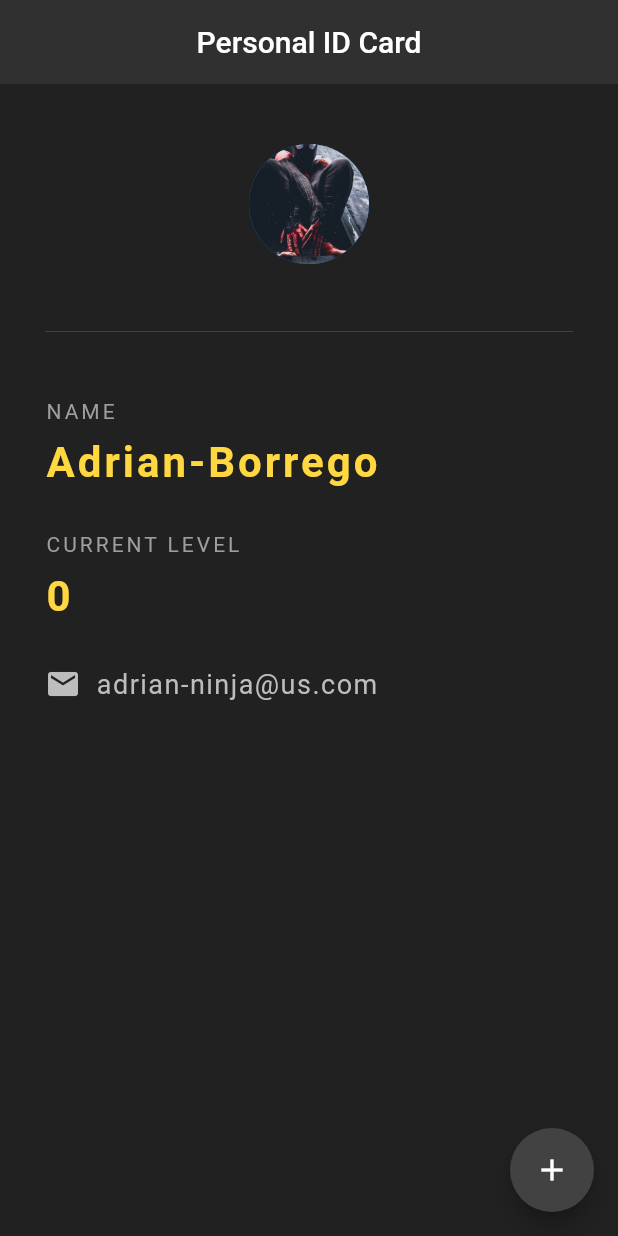
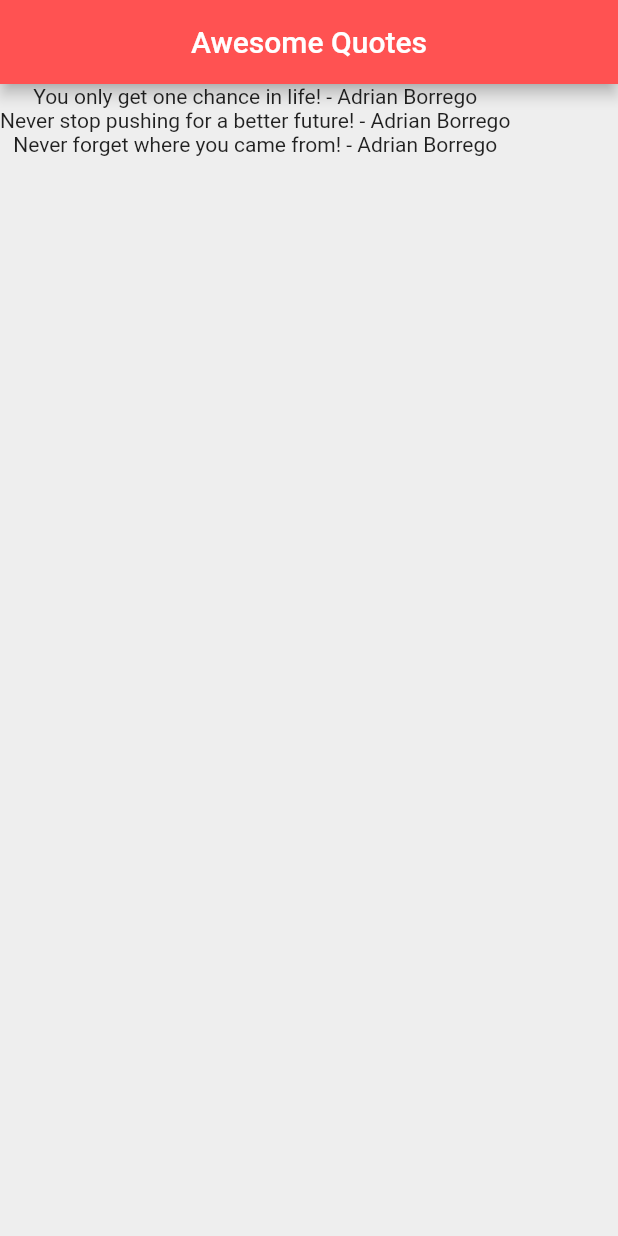
Before and after one commit to AdrianB1995/flutter-tutorial, a Flutter app: the screen it shows after launch, on a phone screen of 412 x 824 dp. Run offline on Flutter 3.47's test engine with Material 2 defaults, Android fonts, the phone set to English and light mode, and no system bars.

Commit message:
- Custom quote class with list

```diff
--- /dev/null
+++ b/lib/Quote.dart
@@ -0,0 +1,14 @@
+class Quote {
+
+  String text;
+  String author;
+
+  //Standard constructor
+//  Quote(String text, String author) {
+//    this.text = text;
+//    this.author = author;
+//  }
+
+  //Named parameters - pass in the value with name
+  Quote({this.text, this.author});
+}
--- a/lib/main.dart
+++ b/lib/main.dart
@@ -1,111 +1,34 @@
 import 'package:flutter/material.dart';
+import 'Quote.dart';
 
 void main() => runApp(MaterialApp(
-  home: IdCard()
+  home: QuoteList(),
 ));
 
-/*The code below essentially means that we are creating our own widget class
-that is extending the StatelessWidget class*/
-// Stateless widgets cannot change over time.
-// Stateful widget can change over time.
-class IdCard extends StatefulWidget {
+class QuoteList extends StatefulWidget {
   @override
-  _IdCardState createState() => _IdCardState();
+  _QuoteListState createState() => _QuoteListState();
 }
 
-class _IdCardState extends State<IdCard> {
+class _QuoteListState extends State<QuoteList> {
 
-  int ninjaLevel = 0;
+  List<Quote> list = [
+    Quote(author: 'Adrian Borrego', text: 'You only get one chance in life!'),
+    Quote(author: 'Adrian Borrego', text: 'Never stop pushing for a better future!'),
+    Quote(author: 'Adrian Borrego', text: 'Never forget where you came from!'),
+  ];
 
   @override
   Widget build(BuildContext context) {
     return Scaffold(
-      backgroundColor: Colors.grey[900],
+      backgroundColor: Colors.grey[200],
       appBar: AppBar(
-        title: Text('Personal ID Card'),
+        title: Text('Awesome Quotes'),
         centerTitle: true,
-        backgroundColor: Colors.grey[850],
-        elevation: 0.0,
+        backgroundColor: Colors.redAccent,
       ),
-      body: Padding(
-        padding: EdgeInsets.fromLTRB(30.0, 40.0, 30.0, 0.0),
-        child: Column(
-          crossAxisAlignment: CrossAxisAlignment.start,
-          children: <Widget>[
-            Center(
-              child: CircleAvatar(
-                backgroundImage: AssetImage('assets/black-spiderman.jpg'),
-                radius: 40.0,
-              ),
-            ),
-            Divider(
-              height: 90.0,
-              color: Colors.grey[800],
-            ),
-            Text(
-              'NAME',
-              style: TextStyle(
-                color: Colors.grey,
-                letterSpacing: 2.0,
-              ),
-            ),
-            SizedBox(height: 10.0),
-            Text(
-              'Adrian-Borrego',
-              style: TextStyle(
-                  color: Colors.amberAccent[200],
-                  letterSpacing: 2.0,
-                  fontSize: 28.0,
-                  fontWeight: FontWeight.bold
-              ),
-            ),
-            SizedBox(height: 30.0),
-            Text(
-              'CURRENT LEVEL',
-              style: TextStyle(
-                color: Colors.grey,
-                letterSpacing: 2.0,
-              ),
-            ),
-            SizedBox(height: 10.0),
-            Text(
-              '$ninjaLevel',
-              style: TextStyle(
-                  color: Colors.amberAccent[200],
-                  letterSpacing: 2.0,
-                  fontSize: 28.0,
-                  fontWeight: FontWeight.bold
-              ),
-            ),
-            SizedBox(height: 30.0),
-            Row(
-              children: <Widget>[
-                Icon(
-                  Icons.email,
-                  color: Colors.grey[400],
-                ),
-                SizedBox(width: 10.0),
-                Text(
-                 'adrian-ninja@us.com',
-                  style: TextStyle(
-                    color: Colors.grey[400],
-                    fontSize: 18.0,
-                    letterSpacing: 1.0
-                  ),
-                )
-              ],
-            ),
-          ],
-        ),
-      ),
-      floatingActionButton: FloatingActionButton(
-        onPressed: () {
-          setState(() {
-            ninjaLevel++;
-          });
-        },
-        child: Icon(Icons.add),
-        backgroundColor: Colors.grey[800],
+      body: Column(
+        children: list.map((quote) => Text('${quote.text} - ${quote.author}')).toList(),
       ),
     );
   }
```
